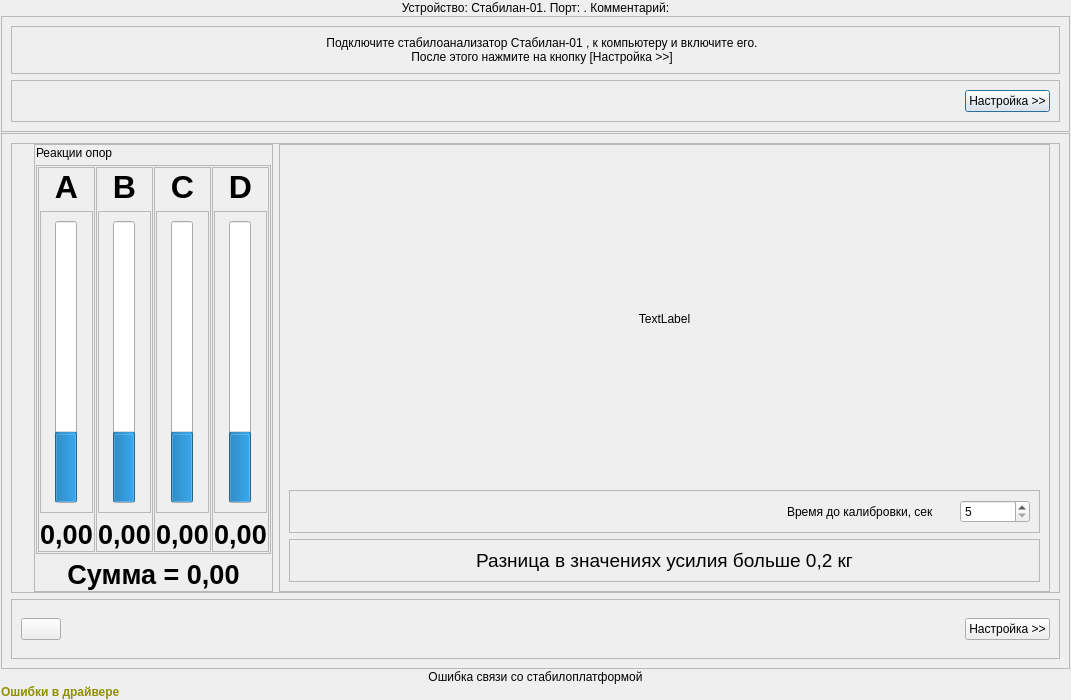
The window that drivers/devices/stabilan/initialsetupstabilandialog.ui (grigp/a-analyser) describes before a commit, drawn with Qt 5.
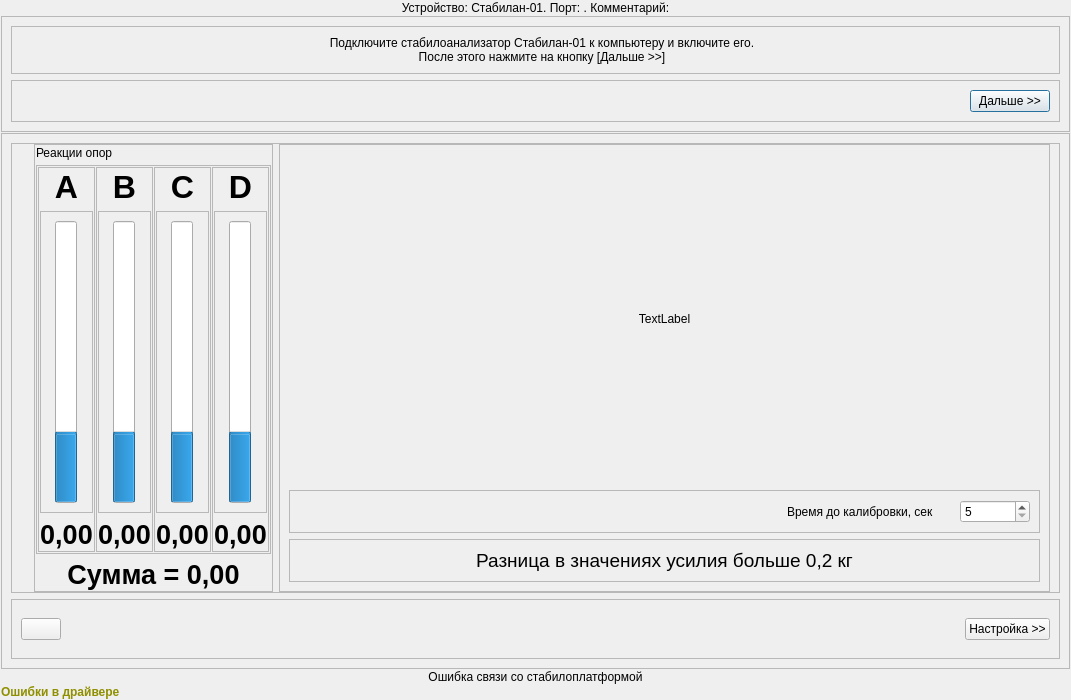
The same window after the commit. Icons and pictures are not drawn.

Commit message: Начальная настройка оборудования -> Юстировка оборудования 1. Запрос и запуск управления оборудованием при старте, если оно ранее не запускалось 2. Запуск юстировки, если оборудование настроено изнечально

Diff of the .ui file:
```diff
--- a/drivers/devices/stabilan/initialsetupstabilandialog.ui
+++ b/drivers/devices/stabilan/initialsetupstabilandialog.ui
@@ -91,8 +91,8 @@
          <item>
           <widget class="QLabel" name="lblInvitationInfo">
            <property name="text">
-            <string>Подключите стабилоанализатор Стабилан-01 , к компьютеру и включите его. 
-После этого нажмите на кнопку [Настройка &gt;&gt;]</string>
+            <string>Подключите стабилоанализатор Стабилан-01 к компьютеру и включите его. 
+После этого нажмите на кнопку [Дальше &gt;&gt;]</string>
            </property>
            <property name="alignment">
             <set>Qt::AlignCenter</set>
@@ -133,7 +133,7 @@
          <item>
           <widget class="QPushButton" name="btnInvitationNext">
            <property name="text">
-            <string>Настройка &gt;&gt;</string>
+            <string>Дальше &gt;&gt;</string>
            </property>
           </widget>
          </item>
```
Left out of the diff: 2 changed lines with no effect on the pictures. The commit also changes 6 other files.
